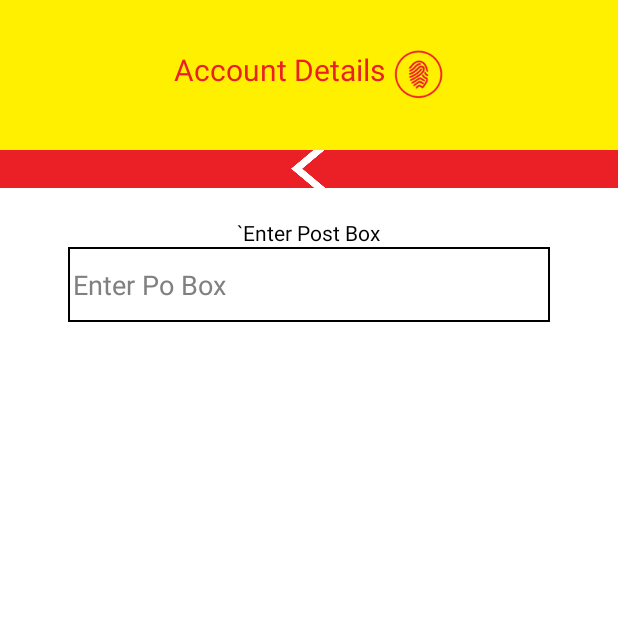
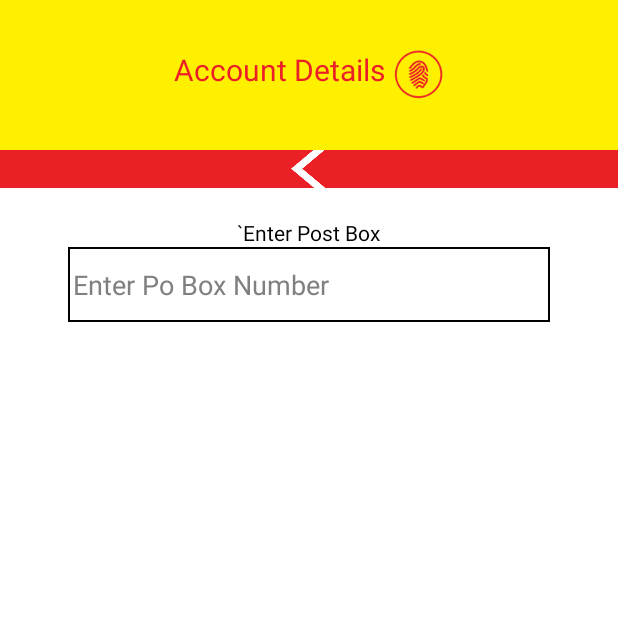
Before and after one commit to gee-whiz/PreampedBw, an Android app: the SelectPostBox screen opened directly, with no data from a screen before it, on a phone screen of 412 x 824 dp, the top half of it. Run offline under Robolectric (Android 15) with nearby library versions, the phone set to English and light mode, and no system bars; our stand-ins replace Volley; network calls fail.

```diff
--- a/app/src/main/res/layout-sw480dp/activity_select_post_box.xml
+++ b/app/src/main/res/layout-sw480dp/activity_select_post_box.xml
@@ -59,7 +59,7 @@
             android:layout_marginLeft="45.0dip"
             android:layout_marginRight="45.0dip"
             android:background="@drawable/text_box_bg"
-            android:hint="Enter Po Box"
+            android:hint="Enter Po Box Number"
             android:inputType="text" android:paddingLeft="3.0dip"/>
 
 
--- a/app/src/main/res/layout-sw600dp/activity_select_post_box.xml
+++ b/app/src/main/res/layout-sw600dp/activity_select_post_box.xml
@@ -58,7 +58,7 @@
             android:layout_marginLeft="45.0dip"
             android:layout_marginRight="45.0dip"
             android:background="@drawable/text_box_bg"
-           android:hint="Enter Po Box"
+           android:hint="Enter Po Box Number"
             android:inputType="text" android:paddingLeft="3.0dip"/>
 
 
--- a/app/src/main/res/layout-v14/activity_select_post_box.xml
+++ b/app/src/main/res/layout-v14/activity_select_post_box.xml
@@ -59,7 +59,7 @@
             android:layout_marginLeft="45.0dip"
             android:layout_marginRight="45.0dip"
             android:background="@drawable/text_box_bg"
-             android:hint="Enter Po Box"
+             android:hint="Enter Po Box Number"
             android:inputType="text" android:paddingLeft="3.0dip"/>
 
 
--- a/app/src/main/res/layout/activity_select_post_box.xml
+++ b/app/src/main/res/layout/activity_select_post_box.xml
@@ -61,7 +61,7 @@
            android:layout_marginLeft="45.0dip"
            android:layout_marginRight="45.0dip"
            android:background="@drawable/text_box_bg"
-           android:hint="Enter Po Box"
+           android:hint="Enter Po Box Number"
            android:inputType="text" android:paddingLeft="3.0dip"/>
 
 
```
